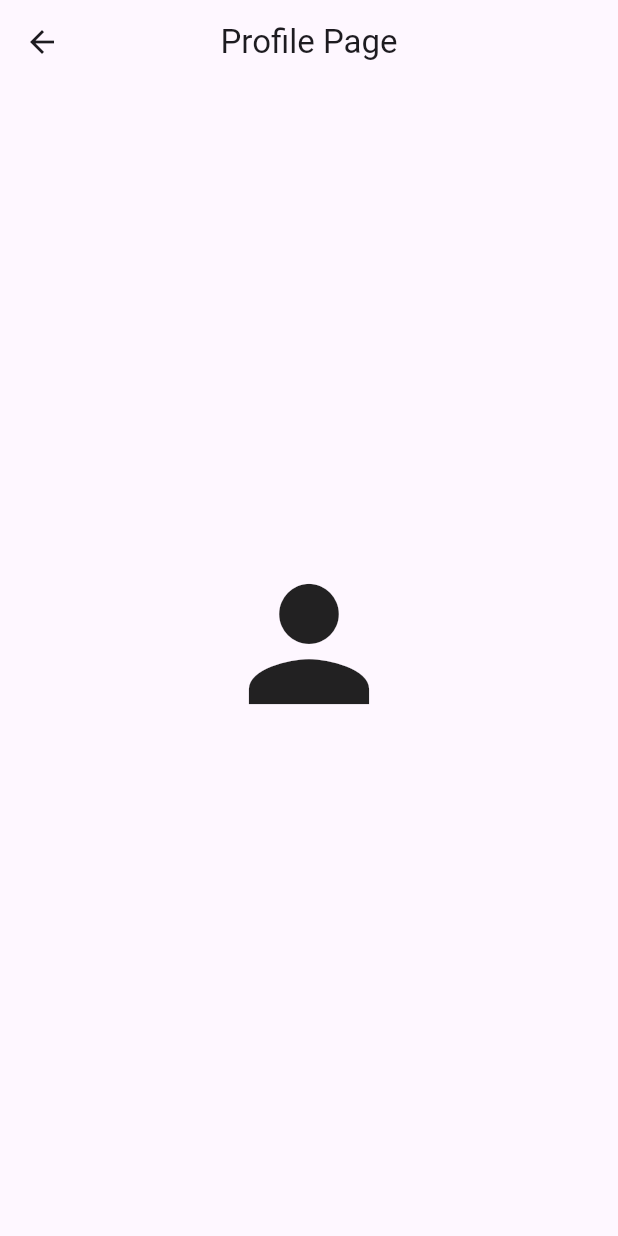
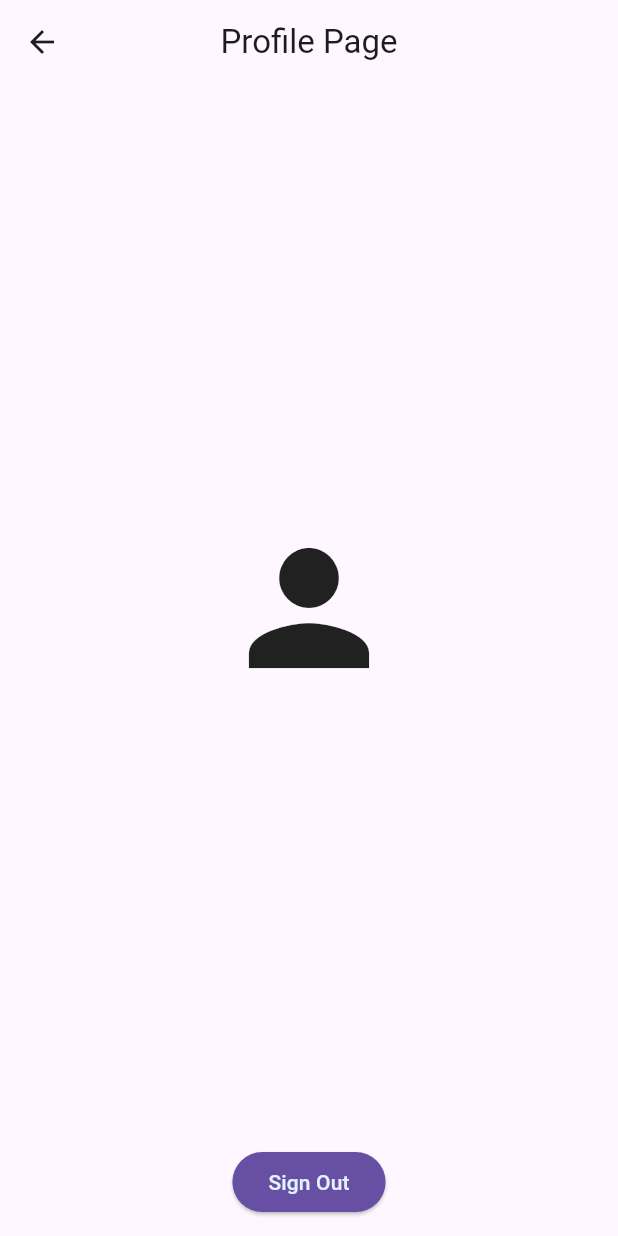
Before and after one commit to abdymazhittoretay/social_media_app, a Flutter app: the screen it shows once a user with an empty profile is signed in, after a tap on the "person" icon, on a phone screen of 412 x 824 dp. Run offline on Flutter 3.47's test engine with Material 3 defaults, Android fonts, the phone set to English and light mode, and no system bars; our stand-ins replace firebase_auth, firebase_core; accounts and stored records are empty; generated files the repository leaves out were written again.

Commit message:
moved signOut button to profile_page

```diff
--- a/lib/pages/home_page.dart
+++ b/lib/pages/home_page.dart
@@ -1,6 +1,5 @@
 import 'package:flutter/material.dart';
 import 'package:social_media_app/pages/profile_page.dart';
-import 'package:social_media_app/services/auth_service.dart';
 
 class HomePage extends StatefulWidget {
   const HomePage({super.key});
@@ -16,12 +15,6 @@ class _HomePageState extends State<HomePage> {
       appBar: AppBar(
         title: Text("Home Page"),
         centerTitle: true,
-        leading: IconButton(
-          onPressed: () async {
-            await authService.value.signOut();
-          },
-          icon: Icon(Icons.exit_to_app),
-        ),
         actions: [
           IconButton(
             onPressed: () {
--- a/lib/pages/profile_page.dart
+++ b/lib/pages/profile_page.dart
@@ -24,10 +24,23 @@ class _ProfilePageState extends State<ProfilePage> {
               mainAxisAlignment: MainAxisAlignment.center,
               crossAxisAlignment: CrossAxisAlignment.center,
               children: [
+                Spacer(),
                 Icon(Icons.person, size: 120.0),
                 Text(
                   authService.value.currentUser!.email ??
                       "-Place for your email-",
+                ),
+                Spacer(),
+                ElevatedButton(
+                  style: ElevatedButton.styleFrom(
+                    backgroundColor: Theme.of(context).primaryColor,
+                    foregroundColor: Theme.of(context).secondaryHeaderColor,
+                  ),
+                  onPressed: () async {
+                    await authService.value.signOut();
+                    if (context.mounted) Navigator.pop(context);
+                  },
+                  child: Text("Sign Out"),
                 ),
               ],
             ),
```
